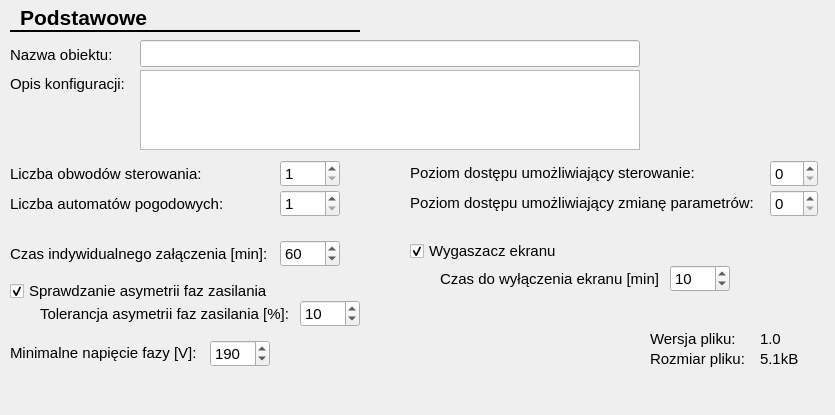
kaczmar55/koneor_v2, file CfgForms/cgeneralcfgform.ui: the form before one commit.
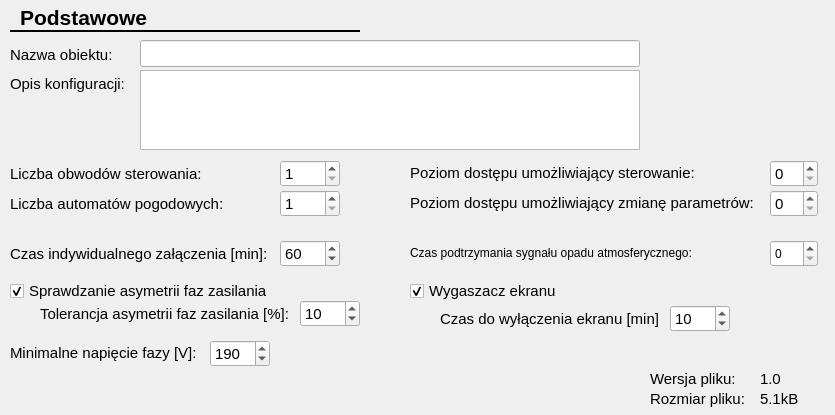
The form after the commit.

The edit to the form file:
```diff
--- a/CfgForms/cgeneralcfgform.ui
+++ b/CfgForms/cgeneralcfgform.ui
@@ -35,7 +35,7 @@
    <property name="geometry">
     <rect>
      <x>440</x>
-     <y>270</y>
+     <y>310</y>
      <width>220</width>
      <height>17</height>
     </rect>
@@ -188,7 +188,7 @@
    <property name="geometry">
     <rect>
      <x>410</x>
-     <y>240</y>
+     <y>280</y>
      <width>151</width>
      <height>22</height>
     </rect>
@@ -209,7 +209,7 @@
    <property name="geometry">
     <rect>
      <x>760</x>
-     <y>330</y>
+     <y>370</y>
      <width>30</width>
      <height>17</height>
     </rect>
@@ -320,7 +320,7 @@
    <property name="geometry">
     <rect>
      <x>760</x>
-     <y>350</y>
+     <y>390</y>
      <width>60</width>
      <height>17</height>
     </rect>
@@ -401,7 +401,7 @@
    <property name="geometry">
     <rect>
      <x>670</x>
-     <y>265</y>
+     <y>305</y>
      <width>60</width>
      <height>27</height>
     </rect>
@@ -449,7 +449,7 @@
    <property name="geometry">
     <rect>
      <x>650</x>
-     <y>350</y>
+     <y>390</y>
      <width>100</width>
      <height>17</height>
     </rect>
@@ -485,7 +485,7 @@
    <property name="geometry">
     <rect>
      <x>650</x>
-     <y>330</y>
+     <y>370</y>
      <width>90</width>
      <height>17</height>
     </rect>
@@ -560,6 +560,32 @@
     <enum>Qt::Horizontal</enum>
    </property>
   </widget>
+  <widget class="QLabel" name="label_14">
+   <property name="geometry">
+    <rect>
+     <x>410</x>
+     <y>244</y>
+     <width>360</width>
+     <height>17</height>
+    </rect>
+   </property>
+   <property name="text">
+    <string>Czas podtrzymania sygnału opadu atmosferycznego:</string>
+   </property>
+  </widget>
+  <widget class="QSpinBox" name="wetSignHoldTime">
+   <property name="geometry">
+    <rect>
+     <x>770</x>
+     <y>240</y>
+     <width>48</width>
+     <height>27</height>
+    </rect>
+   </property>
+   <property name="maximum">
+    <number>20</number>
+   </property>
+  </widget>
  </widget>
  <resources/>
  <connections/>
```
